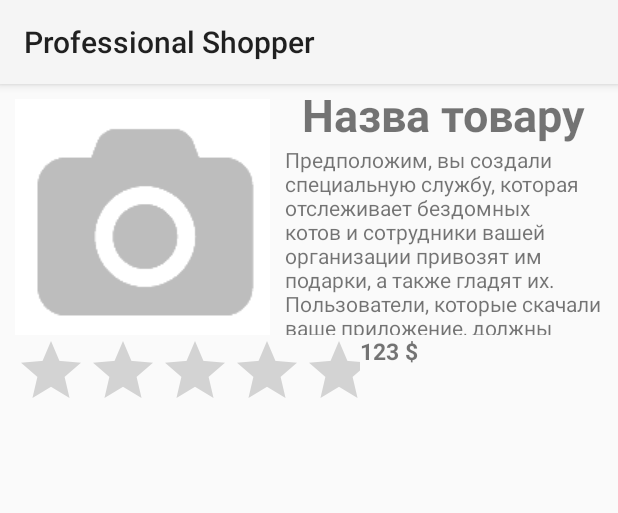
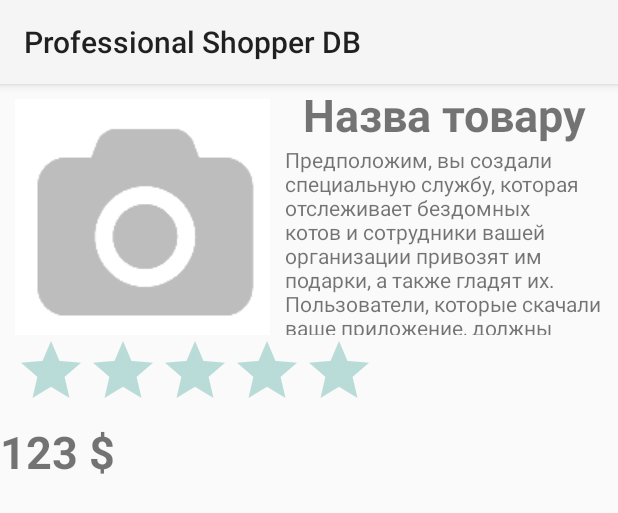
Before and after one commit to victorsolonets/Professional-Shopper, an Android app: the layout item.xml on its own in the app's theme, with its tools: preview values and no code run, on a phone screen of 412 x 824 dp. Shown: the top 513 px of the screen. Run offline under Robolectric (Android 15) with nearby library versions, the phone set to English and light mode, and no system bars.

Commit message:
Create first work version.

```diff
--- a/app/src/main/AndroidManifest.xml
+++ b/app/src/main/AndroidManifest.xml
@@ -3,6 +3,7 @@
     package="com.example.marcusedition.professionalshopper" >
 
     <application
+        android:largeHeap="true"
         android:allowBackup="true"
         android:icon="@mipmap/icon2"
         android:label="@string/app_name"
--- a/app/src/main/java/com/example/marcusedition/professionalshopper/BoxAdapter.java
+++ b/app/src/main/java/com/example/marcusedition/professionalshopper/BoxAdapter.java
@@ -66,9 +66,10 @@ public class BoxAdapter extends BaseAdapter {
         ratingBar = ((RatingBar) view.findViewById(R.id.tvRating));
         System.out.println();
         ratingBar.setRating(p.rating);
+        ratingBar.setStepSize(0.5f);
         ratingBar.setEnabled(false);
         TextView view1 = ((TextView) view.findViewById(R.id.tvPrice));
-                view1.setText(p.price + " $");
+        view1.setText(""+p.price);
         ImageView image = ((ImageView) view.findViewById(R.id.ivImage));
         image.setImageDrawable(p.image);
         ViewGroup.LayoutParams params = getLayoutParams(view1);
--- a/app/src/main/java/com/example/marcusedition/professionalshopper/Product.java
+++ b/app/src/main/java/com/example/marcusedition/professionalshopper/Product.java
@@ -9,7 +9,7 @@ public class Product {
 
     String title;
     String describe;
-    float price;
+    String price;
     Drawable image;
     float rating;
 
@@ -17,12 +17,12 @@ public class Product {
     public Product (String _title, String _describe, String _price, Drawable _image, String _rating ) {
         title = _title;
         describe = _describe;
-        price = Float.valueOf(_price);
+        price = _price;
         image = _image;
         rating = Float.valueOf(_rating);
     }
 
-    public Product (String _title, String _describe, int _price, float _rating ) {
+    public Product (String _title, String _describe, String _price, float _rating ) {
         title = _title;
         describe = _describe;
         price = _price;
--- a/app/src/main/res/layout/item.xml
+++ b/app/src/main/res/layout/item.xml
@@ -30,7 +30,8 @@
             android:textStyle="bold"
             android:text="Назва товару"
             android:textSize="30sp"
-            android:layout_gravity="center">
+            android:layout_gravity="center"
+            android:gravity="center">
         </TextView>
         <TextView
             android:id="@+id/tvDescr"
@@ -44,25 +45,27 @@
     </LinearLayout>
 
     <LinearLayout
-    android:layout_width="wrap_content"
-    android:layout_height="wrap_content">
+    android:layout_width="286dp"
+    android:layout_height="wrap_content"
+        android:orientation="vertical">
 
         <RatingBar
-            android:layout_width="wrap_content"
+            android:layout_width="251dp"
             android:layout_height="wrap_content"
             android:id="@+id/tvRating"
-            android:focusableInTouchMode="false"
-            android:paddingLeft="10dp"/>
+            android:focusableInTouchMode="true"
+            android:paddingLeft="10dp"
+            />
 
         <TextView
             android:id="@+id/tvPrice"
-            android:layout_width="wrap_content"
+            android:layout_width="fill_parent"
             android:layout_height="wrap_content"
             android:textStyle="bold"
             android:text="123 $"
-            android:textSize="15sp"
-            android:gravity="right"
-            android:layout_gravity="right"/>
+            android:textSize="30sp"
+            android:gravity="left"
+            android:layout_gravity="left"/>
     </LinearLayout>
 
     </LinearLayout>
--- a/app/src/main/res/values/strings.xml
+++ b/app/src/main/res/values/strings.xml
@@ -1,6 +1,6 @@
 <resources>
-    <string name="app_name">Professional Shopper</string>
-    <string name="short_app_name">Shopper</string>
+    <string name="app_name">Professional Shopper DB</string>
+    <string name="short_app_name">Shopper DB</string>
     <string name="action_settings">Settings</string>
     <string name="view">Перегляд</string>
     <string name="record">+</string>
```
Also changed, not shown: app/src/main/java/com/example/marcusedition/professionalshopper/RecordActivity.java (+8 -5 lines), app/src/main/java/com/example/marcusedition/professionalshopper/ViewActivity.java (+12 -2 lines).
